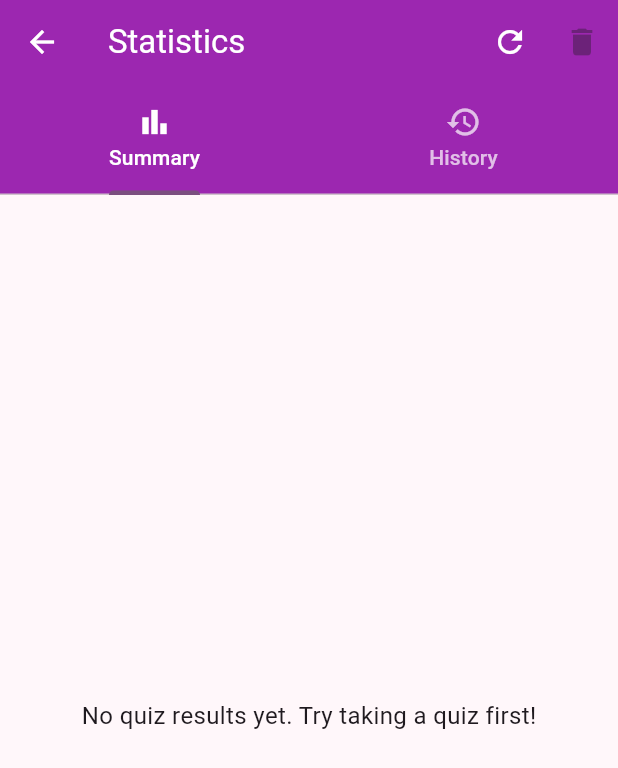
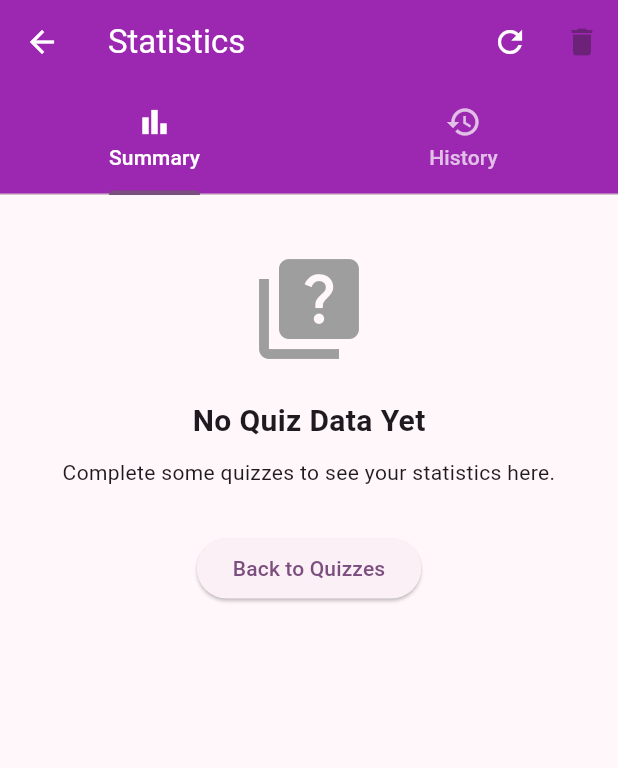
Before and after one commit to khalef-khalil/kahoot, a Flutter app: the screen it shows after launch, after a tap on the "bar chart" icon, on a phone screen of 412 x 824 dp. Shown: the top 768 px of the screen. Run offline on Flutter 3.47's test engine with Material 3 defaults, Android fonts, the phone set to English and light mode, and no system bars; our stand-ins replace shared_preferences, sqflite; accounts and stored records are empty.

Commit message:
added quiz timer total feature

```diff
--- a/lib/database_helper.dart
+++ b/lib/database_helper.dart
@@ -20,7 +20,7 @@ class DatabaseHelper {
     String path = join(await getDatabasesPath(), 'kahoot.db');
     return await openDatabase(
       path,
-      version: 3,
+      version: 4,
       onCreate: _createDb,
       onUpgrade: _onUpgrade,
     );
@@ -48,6 +48,16 @@ class DatabaseHelper {
 
       if (!columnExists) {
         await db.execute('ALTER TABLE quizzes ADD COLUMN is_favorite INTEGER DEFAULT 0');
+      }
+    }
+
+    if (oldVersion < 4) {
+      // Add total_time column to quiz_results table if it doesn't exist
+      var columns = await db.rawQuery('PRAGMA table_info(quiz_results)');
+      bool columnExists = columns.any((column) => column['name'] == 'total_time');
+
+      if (!columnExists) {
+        await db.execute('ALTER TABLE quiz_results ADD COLUMN total_time INTEGER DEFAULT NULL');
       }
     }
   }
@@ -94,6 +104,7 @@ class DatabaseHelper {
         total_questions INTEGER,
         percentage REAL,
         date_taken TEXT,
+        total_time INTEGER,
         FOREIGN KEY (quiz_id) REFERENCES quizzes(id)
       )
     ''');
@@ -336,37 +347,47 @@ class DatabaseHelper {
   }
 
   Future<Map<String, dynamic>> getQuizResultStats() async {
-    await ensureQuizResultsTableExists();
     Database db = await database;
 
-    // Get total number of quiz attempts
-    final totalAttemptsResult = await db.rawQuery('SELECT COUNT(*) AS count FROM quiz_results');
-    final totalAttempts = Sqflite.firstIntValue(totalAttemptsResult) ?? 0;
+    // Get total attempts
+    final totalResults = Sqflite.firstIntValue(
+      await db.rawQuery('SELECT COUNT(*) FROM quiz_results')
+    ) ?? 0;
 
-    // Default values in case there are no results
-    double avgScore = 0.0;
-    double bestScore = 0.0;
-    int uniqueQuizzes = 0;
+    // Get average score percentage
+    final avgPercentageResult = await db.rawQuery(
+      'SELECT AVG(percentage) as avg_percentage FROM quiz_results'
+    );
+    final avgPercentage = avgPercentageResult.isNotEmpty ?
+      avgPercentageResult.first['avg_percentage'] ?? 0.0 : 0.0;
 
-    if (totalAttempts > 0) {
-      // Get average score percentage
-      final avgScoreResult = await db.rawQuery('SELECT AVG(percentage) AS avg_score FROM quiz_results');
-      avgScore = avgScoreResult.first['avg_score'] as double? ?? 0.0;
+    // Get best score percentage
+    final bestScoreResult = await db.rawQuery(
+      'SELECT MAX(percentage) as best_percentage FROM quiz_results'
+    );
+    final bestScore = bestScoreResult.isNotEmpty ?
+      bestScoreResult.first['best_percentage'] ?? 0.0 : 0.0;
 
-      // Get best score
-      final bestScoreResult = await db.rawQuery('SELECT MAX(percentage) AS best_score FROM quiz_results');
-      bestScore = bestScoreResult.first['best_score'] as double? ?? 0.0;
+    // Get number of unique quizzes taken
+    final uniqueQuizzesResult = await db.rawQuery(
+      'SELECT COUNT(DISTINCT quiz_id) as unique_count FROM quiz_results'
+    );
+    final uniqueQuizzes = uniqueQuizzesResult.isNotEmpty ?
+      uniqueQuizzesResult.first['unique_count'] ?? 0 : 0;
 
-      // Get total quizzes taken
-      final uniqueQuizzesResult = await db.rawQuery('SELECT COUNT(DISTINCT quiz_id) AS count FROM quiz_results');
-      uniqueQuizzes = Sqflite.firstIntValue(uniqueQuizzesResult) ?? 0;
-    }
+    // Get average quiz time
+    final avgTimeResult = await db.rawQuery(
+      'SELECT AVG(total_time) as avg_time FROM quiz_results WHERE total_time IS NOT NULL'
+    );
+    final avgTime = avgTimeResult.isNotEmpty ?
+      avgTimeResult.first['avg_time'] ?? 0 : 0;
 
     return {
-      'total_attempts': totalAttempts,
-      'avg_score': avgScore,
-      'best_score': bestScore,
+      'total_attempts': totalResults,
+      'avg_score': avgPercentage is int ? (avgPercentage as int).toDouble() : avgPercentage,
+      'best_score': bestScore is int ? (bestScore as int).toDouble() : bestScore,
       'unique_quizzes': uniqueQuizzes,
+      'avg_time': avgTime is int ? (avgTime as int).toDouble() : avgTime,
     };
   }
 
--- a/lib/screens/statistics_screen.dart
+++ b/lib/screens/statistics_screen.dart
@@ -199,11 +199,112 @@ class _StatisticsScreenState extends State<StatisticsScreen> with SingleTickerPr
   }
 
   Widget _buildSummaryTab() {
-    final totalAttempts = _stats['total_attempts'] ?? 0;
-    final avgScore = _stats['avg_score'] ?? 0.0;
-    final bestScore = _stats['best_score'] ?? 0.0;
-    final uniqueQuizzes = _stats['unique_quizzes'] ?? 0;
+    return SingleChildScrollView(
+      padding: const EdgeInsets.all(16.0),
+      child: _stats.isEmpty || (_stats['total_attempts'] ?? 0) == 0
+          ? Center(
+              child: Padding(
+                padding: const EdgeInsets.all(20.0),
+                child: Column(
+                  children: [
+                    const Icon(
+                      Icons.quiz,
+                      size: 80,
+                      color: Colors.grey,
+                    ),
+                    const SizedBox(height: 20),
+                    const Text(
+                      'No Quiz Data Yet',
+                      style: TextStyle(
+                        fontSize: 20,
+                        fontWeight: FontWeight.bold,
+                      ),
+                    ),
+                    const SizedBox(height: 10),
+                    const Text(
+                      'Complete some quizzes to see your statistics here.',
+                      textAlign: TextAlign.center,
+                    ),
+                    const SizedBox(height: 30),
+                    ElevatedButton(
+                      onPressed: () => Navigator.pop(context),
+                      child: const Text('Back to Quizzes'),
+                    ),
+                  ],
+                ),
+              ),
+            )
+          : Column(
+              crossAxisAlignment: CrossAxisAlignment.start,
+              children: [
+                const Text(
+                  'Performance Summary',
+                  style: TextStyle(
+                    fontSize: 20,
+                    fontWeight: FontWeight.bold,
+                  ),
+                ),
+                const SizedBox(height: 20),
+                _buildStatCard(
+                  'Total Quizzes Taken',
+                  '${_stats['total_attempts']}',
+                  Icons.assignment_turned_in,
+                  Colors.blue,
+                ),
+                _buildStatCard(
+                  'Unique Quizzes Completed',
+                  '${_stats['unique_quizzes']}',
+                  Icons.playlist_add_check,
+                  Colors.green,
+                ),
+                _buildStatCard(
+                  'Average Score',
+                  '${(_stats['avg_score'] * 100).toStringAsFixed(1)}%',
+                  Icons.score,
+                  Colors.orange,
+                ),
+                _buildStatCard(
+                  'Best Score',
+                  '${(_stats['best_score'] * 100).toStringAsFixed(1)}%',
+                  Icons.emoji_events,
+                  Colors.purple,
+                ),
+                _buildStatCard(
+                  'Average Quiz Time',
+                  _formatTime(_stats['avg_time'] ?? 0),
+                  Icons.timer,
+                  Colors.red,
+                ),
+                const SizedBox(height: 20),
+                const Text(
+                  'Grade Distribution',
+                  style: TextStyle(
+                    fontSize: 20,
+                    fontWeight: FontWeight.bold,
+                  ),
+                ),
+                const SizedBox(height: 20),
+                _buildGradeDistribution(),
+              ],
+            ),
+    );
+  }
 
+  String _formatTime(dynamic timeValue) {
+    double seconds = 0.0;
+
+    if (timeValue is int) {
+      seconds = timeValue.toDouble();
+    } else if (timeValue is double) {
+      seconds = timeValue;
+    }
+
+    final minutes = (seconds / 60).floor();
+    final remainingSeconds = (seconds % 60).floor();
+    return '$minutes:${remainingSeconds.toString().padLeft(2, '0')}';
+  }
+
+  Widget _buildGradeDistribution() {
     // Calculate grade distribution
     Map<String, int> gradeDistribution = {
       'A': 0,
@@ -217,60 +318,7 @@ class _StatisticsScreenState extends State<StatisticsScreen> with SingleTickerPr
       gradeDistribution[result.getGrade()] = (gradeDistribution[result.getGrade()] ?? 0) + 1;
     }
 
-    return totalAttempts == 0
-        ? const Center(
-            child: Text(
-              'No quiz results yet. Try taking a quiz first!',
-              style: TextStyle(fontSize: 16),
-            ),
-          )
-        : SingleChildScrollView(
-            padding: const EdgeInsets.all(16.0),
-            child: Column(
-              crossAxisAlignment: CrossAxisAlignment.start,
-              children: [
-                const Text(
-                  'Performance Summary',
-                  style: TextStyle(
-                    fontSize: 22,
-                    fontWeight: FontWeight.bold,
-                  ),
-                ),
-                const SizedBox(height: 16),
-                _buildStatCard(
-                  'Total Quizzes Taken',
-                  totalAttempts.toString(),
-                  Icons.quiz,
-                  Colors.blue,
-                ),
-                _buildStatCard(
-                  'Unique Quizzes Completed',
-                  uniqueQuizzes.toString(),
-                  Icons.category,
-                  Colors.green,
-                ),
-                _buildStatCard(
-                  'Average Score',
-                  '${(avgScore * 100).toStringAsFixed(1)}%',
-                  Icons.score,
-                  Colors.orange,
-                ),
-                _buildStatCard(
-                  'Best Score',
-                  '${(bestScore * 100).toStringAsFixed(1)}%',
-                  Icons.emoji_events,
-                  Colors.purple,
-                ),
-                const SizedBox(height: 24),
-                const Text(
-                  'Grade Distribution',
-                  style: TextStyle(
-                    fontSize: 22,
-                    fontWeight: FontWeight.bold,
-                  ),
-                ),
-                const SizedBox(height: 16),
-                Container(
+    return Container(
       padding: const EdgeInsets.all(16.0),
       decoration: BoxDecoration(
         color: Colors.white,
@@ -289,15 +337,12 @@ class _StatisticsScreenState extends State<StatisticsScreen> with SingleTickerPr
           Row(
             mainAxisAlignment: MainAxisAlignment.spaceBetween,
             children: [
-                          _buildGradeItem('A', gradeDistribution['A'] ?? 0, totalAttempts, Colors.green),
-                          _buildGradeItem('B', gradeDistribution['B'] ?? 0, totalAttempts, Colors.lightGreen),
-                          _buildGradeItem('C', gradeDistribution['C'] ?? 0, totalAttempts, Colors.yellow),
-                          _buildGradeItem('D', gradeDistribution['D'] ?? 0, totalAttempts, Colors.orange),
-                          _buildGradeItem('F', gradeDistribution['F'] ?? 0, totalAttempts, Colors.red),
+              _buildGradeItem('A', gradeDistribution['A'] ?? 0, _stats['total_attempts'] ?? 0, Colors.green),
+              _buildGradeItem('B', gradeDistribution['B'] ?? 0, _stats['total_attempts'] ?? 0, Colors.lightGreen),
+              _buildGradeItem('C', gradeDistribution['C'] ?? 0, _stats['total_attempts'] ?? 0, Colors.yellow),
+              _buildGradeItem('D', gradeDistribution['D'] ?? 0, _stats['total_attempts'] ?? 0, Colors.orange),
+              _buildGradeItem('F', gradeDistribution['F'] ?? 0, _stats['total_attempts'] ?? 0, Colors.red),
             ],
-                      ),
-                    ],
-                  ),
           ),
         ],
       ),
@@ -388,19 +433,22 @@ class _StatisticsScreenState extends State<StatisticsScreen> with SingleTickerPr
             itemCount: _results.length,
             itemBuilder: (context, index) {
               final result = _results[index];
-              final date = DateTime.parse(result.dateTaken);
-              final formattedDate = DateFormat('MMM d, yyyy - h:mm a').format(date);
+              return _buildHistoryItem(result);
+            },
+          );
+  }
+
+  Widget _buildHistoryItem(QuizResult result) {
+    final formattedDate = DateFormat('MMM d, yyyy • h:mm a').format(DateTime.parse(result.dateTaken));
+    final gradeColor = _getGradeColor(result.getGrade());
 
     return Dismissible(
       key: Key(result.id.toString()),
       background: Container(
         color: Colors.red,
         alignment: Alignment.centerRight,
-                  padding: const EdgeInsets.only(right: 20),
-                  child: const Icon(
-                    Icons.delete,
-                    color: Colors.white,
-                  ),
+        padding: const EdgeInsets.only(right: 20.0),
+        child: const Icon(Icons.delete, color: Colors.white),
       ),
       direction: DismissDirection.endToStart,
       confirmDismiss: (direction) async {
@@ -408,7 +456,7 @@ class _StatisticsScreenState extends State<StatisticsScreen> with SingleTickerPr
           context: context,
           builder: (context) => AlertDialog(
             title: const Text('Delete Result'),
-                      content: const Text('Are you sure you want to delete this result?'),
+            content: const Text('Are you sure you want to delete this quiz result?'),
             actions: [
               TextButton(
                 onPressed: () => Navigator.pop(context, false),
@@ -416,8 +464,8 @@ class _StatisticsScreenState extends State<StatisticsScreen> with SingleTickerPr
               ),
               TextButton(
                 onPressed: () => Navigator.pop(context, true),
+                style: TextButton.styleFrom(foregroundColor: Colors.red),
                 child: const Text('Delete'),
-                          style: TextButton.styleFrom(foregroundColor: Colors.red),
               ),
             ],
           ),
@@ -427,11 +475,6 @@ class _StatisticsScreenState extends State<StatisticsScreen> with SingleTickerPr
         try {
           await _databaseHelper.deleteQuizResult(result.id!);
           _loadData();
-                    if (mounted) {
-                      ScaffoldMessenger.of(context).showSnackBar(
-                        const SnackBar(content: Text('Result deleted')),
-                      );
-                    }
         } catch (e) {
           if (mounted) {
             ScaffoldMessenger.of(context).showSnackBar(
@@ -441,26 +484,31 @@ class _StatisticsScreenState extends State<StatisticsScreen> with SingleTickerPr
         }
       },
       child: Card(
-                  margin: const EdgeInsets.symmetric(horizontal: 16, vertical: 8),
-                  child: ListTile(
-                    title: Text(
-                      result.quizTitle ?? 'Unknown Quiz',
-                      style: const TextStyle(fontWeight: FontWeight.bold),
-                    ),
-                    subtitle: Column(
+        margin: const EdgeInsets.symmetric(horizontal: 16.0, vertical: 8.0),
+        elevation: 2.0,
+        child: Padding(
+          padding: const EdgeInsets.all(16.0),
+          child: Column(
             crossAxisAlignment: CrossAxisAlignment.start,
             children: [
-                        Text(formattedDate),
-                        Text('Score: ${result.score}/${result.totalQuestions} (${result.getFormattedPercentage()})'),
-                      ],
+              Row(
+                children: [
+                  Expanded(
+                    child: Text(
+                      result.quizTitle ?? 'Unknown Quiz',
+                      style: const TextStyle(
+                        fontSize: 18.0,
+                        fontWeight: FontWeight.bold,
                       ),
-                    trailing: Container(
-                      width: 40,
-                      height: 40,
-                      alignment: Alignment.center,
+                      maxLines: 1,
+                      overflow: TextOverflow.ellipsis,
+                    ),
+                  ),
+                  Container(
+                    padding: const EdgeInsets.symmetric(horizontal: 12.0, vertical: 6.0),
                     decoration: BoxDecoration(
-                        shape: BoxShape.circle,
-                        color: result.percentage >= 0.6 ? Colors.green : Colors.red,
+                      color: gradeColor,
+                      borderRadius: BorderRadius.circular(20.0),
                     ),
                     child: Text(
                       result.getGrade(),
@@ -470,10 +518,83 @@ class _StatisticsScreenState extends State<StatisticsScreen> with SingleTickerPr
                       ),
                     ),
                   ),
+                ],
+              ),
+              const SizedBox(height: 8.0),
+              Row(
+                children: [
+                  const Icon(Icons.calendar_today, size: 14.0, color: Colors.grey),
+                  const SizedBox(width: 4.0),
+                  Text(
+                    formattedDate,
+                    style: const TextStyle(
+                      color: Colors.grey,
+                      fontSize: 14.0,
+                    ),
+                  ),
+                ],
+              ),
+              const SizedBox(height: 8.0),
+              Row(
+                children: [
+                  Expanded(
+                    child: Row(
+                      children: [
+                        const Icon(Icons.question_answer, size: 14.0, color: Colors.grey),
+                        const SizedBox(width: 4.0),
+                        Text(
+                          '${result.score}/${result.totalQuestions} correct',
+                          style: const TextStyle(fontSize: 14.0),
+                        ),
+                      ],
+                    ),
+                  ),
+                  Expanded(
+                    child: Row(
+                      children: [
+                        const Icon(Icons.score, size: 14.0, color: Colors.grey),
+                        const SizedBox(width: 4.0),
+                        Text(
+                          result.getFormattedPercentage(),
+                          style: const TextStyle(fontSize: 14.0),
+                        ),
+                      ],
+                    ),
+                  ),
+                ],
+              ),
+              const SizedBox(height: 8.0),
+              Row(
+                children: [
+                  const Icon(Icons.timer, size: 14.0, color: Colors.grey),
+                  const SizedBox(width: 4.0),
+                  Text(
+                    'Time: ${result.getFormattedTime()}',
+                    style: const TextStyle(fontSize: 14.0),
+                  ),
+                ],
+              ),
+            ],
+          ),
         ),
       ),
     );
-            },
-          );
+  }
+
+  Color _getGradeColor(String grade) {
+    switch (grade) {
+      case 'A':
+        return Colors.green;
+      case 'B':
+        return Colors.lightGreen;
+      case 'C':
+        return Colors.yellow;
+      case 'D':
+        return Colors.orange;
+      case 'F':
+        return Colors.red;
+      default:
+        return Colors.grey;
     }
   }
+}
```
Also changed, not shown: lib/models.dart (+14 -0 lines), lib/screens/quiz_screen.dart (+30 -0 lines), 1 other file. Lines whose indentation alone changed are shown as unchanged.
